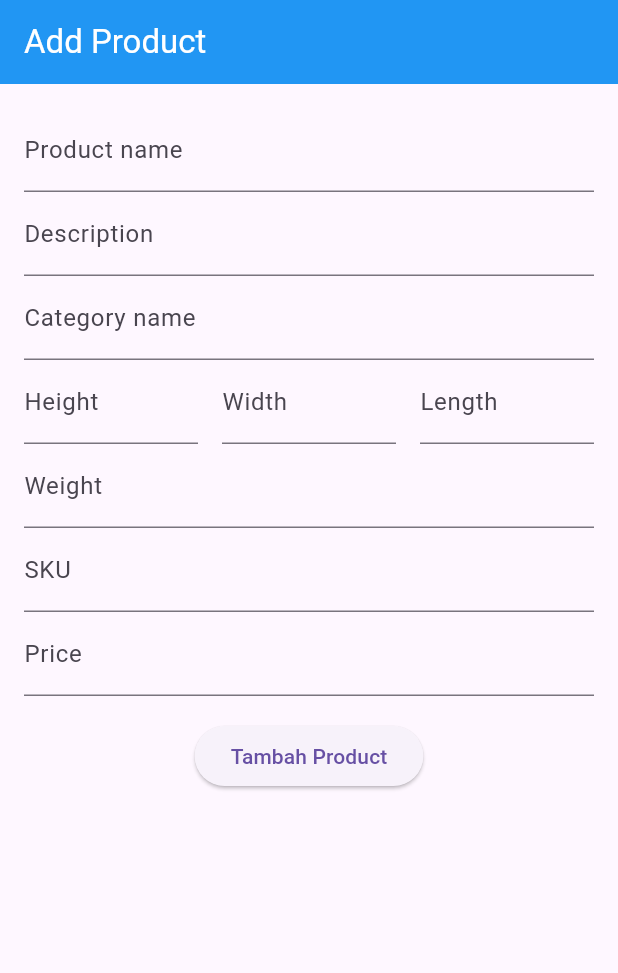
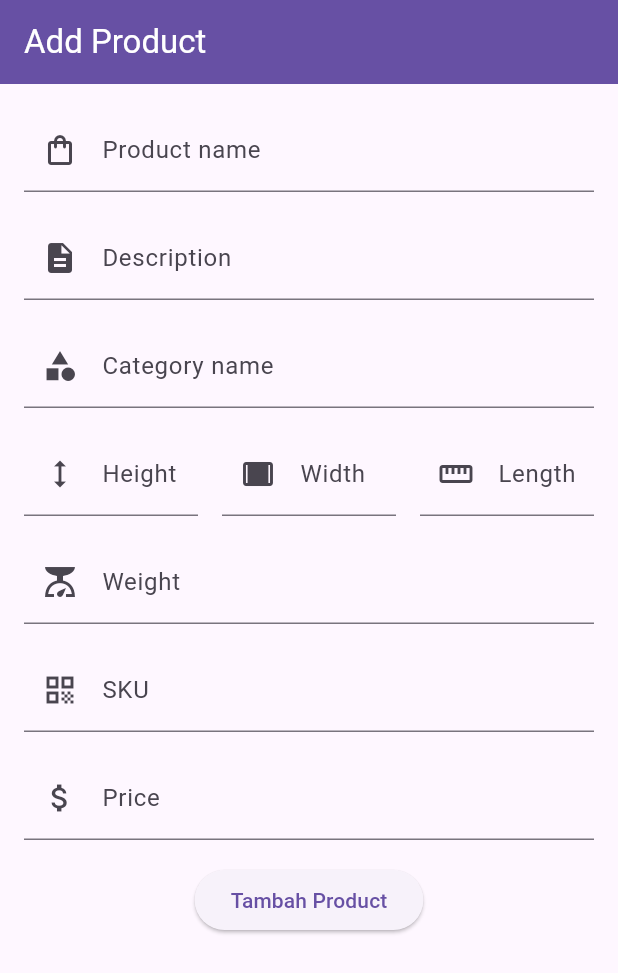
Before and after one commit to setya7/paintprotest, a Flutter app: the AddAndUpdateProduct screen opened by its route, on a phone screen of 412 x 824 dp. Shown: the top 973 px of the screen. Run offline on Flutter 3.47's test engine with Material 3 defaults, Android fonts, the phone set to English and light mode, and no system bars; our stand-ins replace dartz, dio, equatable, flutter_bloc, flutter_screenutil, get_it and 1 more; network calls fail.

Commit message:
feature(product): case close delete product, bit redesign

```diff
--- a/lib/app.dart
+++ b/lib/app.dart
@@ -8,7 +8,7 @@ class MyApp extends StatelessWidget {
   @override
   Widget build(BuildContext context) {
     return MaterialApp.router(
-      title: 'Flutter App',
+      title: 'Klontong App',
       theme: AppTheme.lightTheme,
       darkTheme: AppTheme.darkTheme,
       themeMode: ThemeMode.system,
--- a/lib/features/products/domain/repositories/products_repository.dart
+++ b/lib/features/products/domain/repositories/products_repository.dart
@@ -6,6 +6,6 @@ import '../../data/models/products_model.dart';
 abstract class ProductsRepository {
   Future<Either<Failure, List<ProductsModel>>> getProducts();
   Future<Either<Failure, dynamic>> addProduct(ProductsModel param);
-  Future<Either<Failure, dynamic>> deleteProducts();
+  Future<Either<Failure, dynamic>> deleteProducts(dynamic param);
   Future<Either<Failure, dynamic>> updateProduct(ProductsModel param);
 }
--- /dev/null
+++ b/lib/features/products/domain/usecases/delete_product_use_case.dart
@@ -0,0 +1,19 @@
+import 'package:dartz/dartz.dart';
+
+import '../../../../core/error/failures.dart';
+import '../../../../core/utils/usecases/usecase_base.dart';
+import '../repositories/products_repository.dart';
+
+/// @Author: christyastama
+/// @Date: 7/12/2025
+
+class DeleteProductsUseCase extends UseCaseBase<dynamic, dynamic>{
+  final ProductsRepository repository;
+
+  DeleteProductsUseCase(this.repository);
+
+  @override
+  Future<Either<Failure, dynamic>> call(dynamic params) async {
+    return await repository.deleteProducts(params);
+  }
+}
--- a/lib/features/products/domain/usecases/search_product.dart
+++ /dev/null
@@ -1,2 +0,0 @@
-/// @Author: christyastama
-/// @Date: 7/12/2025
--- a/lib/features/products/presentation/bloc/products_bloc.dart
+++ b/lib/features/products/presentation/bloc/products_bloc.dart
@@ -1,22 +1,28 @@
 import 'package:flutter_bloc/flutter_bloc.dart';
 import 'package:paintprotest/core/utils/usecases/usecase_base.dart';
 import 'package:paintprotest/features/products/data/models/products_model.dart';
-import 'package:paintprotest/features/products/domain/usecases/add_product.dart';
+import 'package:paintprotest/features/products/domain/usecases/add_product_use_case.dart';
 import 'package:paintprotest/features/products/presentation/bloc/products_event.dart';
 import 'package:paintprotest/features/products/presentation/bloc/products_state.dart';
 
+import '../../domain/usecases/delete_product_use_case.dart';
 import '../../domain/usecases/get_products_use_case.dart';
-import '../../domain/usecases/update_product.dart';
+import '../../domain/usecases/update_product_use_case.dart';
 
 class ProductsBloc extends Bloc<ProductsEvent, ProductsState> {
   final GetProductsUseCase getProducts;
   final AddProductsUseCase addProductsUseCase;
   final UpdateProductsUseCase updateProductsUseCase;
+  final DeleteProductsUseCase deleteProductsUseCase;
 
   ProductsModel productsModel = ProductsModel();
   List<ProductsModel> products = [];
 
-  ProductsBloc({required this.getProducts, required this.addProductsUseCase, required this.updateProductsUseCase})
+  ProductsBloc(
+      {required this.getProducts,
+      required this.addProductsUseCase,
+      required this.updateProductsUseCase,
+      required this.deleteProductsUseCase})
       : super(ProductsInitial()) {
     on<GetProducts>((event, emit) async {
       emit(ProductsLoading());
@@ -48,5 +54,15 @@ class ProductsBloc extends Bloc<ProductsEvent, ProductsState> {
         emit(ProductsSuccessUpdate());
       });
     });
+
+    on<DeleteProduct>((event, emit) async {
+      emit(ProductsLoadingDelete());
+      final result = await deleteProductsUseCase.call(event.id!);
+      result.fold((ifLeft) {
+        emit(ProductsFailedDelete(ifLeft.message));
+      }, (ifRight) {
+        emit(ProductsSuccessDelete());
+      });
+    });
   }
 }
--- a/lib/features/products/presentation/bloc/products_event.dart
+++ b/lib/features/products/presentation/bloc/products_event.dart
@@ -10,12 +10,19 @@ sealed class ProductsEvent extends Equatable {
 }
 
 class GetProducts extends ProductsEvent {}
+
 class AddProducts extends ProductsEvent {
   final ProductsModel? body;
 
   const AddProducts(this.body);
 }
-class DeleteProduct extends ProductsEvent {}
+
+class DeleteProduct extends ProductsEvent {
+  final dynamic id;
+
+  const DeleteProduct(this.id);
+}
+
 class UpdateProduct extends ProductsEvent {
   final ProductsModel? body;
 
--- a/lib/features/products/presentation/pages/add_update_product.dart
+++ b/lib/features/products/presentation/pages/add_update_product.dart
@@ -11,7 +11,7 @@ import '../bloc/products_bloc.dart';
 import '../bloc/products_event.dart';
 
 /// @Author: christyastama
-/// @Date: 7/13/2025
+/// @Date: 7/12/2025
 
 class AddAndUpdateProduct extends StatefulWidget {
   final ProductsModel? productsModel;
@@ -41,32 +41,17 @@ class _AddAndUpdateProductState extends State<AddAndUpdateProduct> {
     super.initState();
     logger.severe(widget.productsModel?.toJson());
     if (widget.productsModel != null) {
-      etName.text = widget.productsModel?.name ?? "";
-      etDescription.text = widget.productsModel?.description ?? "";
-      if (widget.productsModel?.height != null) {
-        etHeight.text = widget.productsModel!.height.toString();
-      }
-      if (widget.productsModel?.width != null) {
-        etWidth.text = widget.productsModel!.width.toString();
-      }
-      if (widget.productsModel?.length != null) {
-        etLength.text = widget.productsModel!.length.toString();
-      }
-      if (widget.productsModel?.weight != null) {
-        etWeight.text = widget.productsModel!.weight.toString();
-      }
-      if (widget.productsModel?.price != null) {
-        etPrice.text = widget.productsModel!.price.toString();
-      }
-      if (widget.productsModel?.categoryName != null) {
-        etCategoryName.text = widget.productsModel!.categoryName!;
-      }
-      if (widget.productsModel?.sku != null) {
-        etSku.text = widget.productsModel!.sku!;
-      }
-      if (widget.productsModel?.image != null) {
-        image = widget.productsModel!.image!;
-      }
+      etName.text = widget.productsModel!.name ?? "";
+      etDescription.text = widget.productsModel!.description ?? "";
+      etCategoryName.text = widget.productsModel!.categoryName ?? "";
+      etSku.text = widget.productsModel!.sku ?? "";
+      image = widget.productsModel!.image ?? "";
+
+      etHeight.text = widget.productsModel!.height?.toString() ?? "";
+      etWidth.text = widget.productsModel!.width?.toString() ?? "";
+      etLength.text = widget.productsModel!.length?.toString() ?? "";
+      etWeight.text = widget.productsModel!.weight?.toString() ?? "";
+      etPrice.text = widget.productsModel!.price?.toString() ?? "";
     }
   }
 
@@ -84,13 +69,24 @@ class _AddAndUpdateProductState extends State<AddAndUpdateProduct> {
     super.dispose();
   }
 
+  bool _isNumeric(String str) {
+    if (str.isEmpty) {
+      return false;
+    }
+    return int.tryParse(str) != null;
+  }
+
   @override
   Widget build(BuildContext context) {
+    final ColorScheme colorScheme = Theme.of(context).colorScheme;
+
     return BlocProvider(
       create: (context) => sl<ProductsBloc>(),
       child: Scaffold(
         appBar: AppBar(
-          title: const Text('Add Product'),
+          title: Text(widget.productsModel != null ? 'Edit Product' : 'Add Product'),
+          backgroundColor: colorScheme.primary,
+          foregroundColor: colorScheme.onPrimary,
         ),
         body: Builder(builder: (context) {
           return BlocListener<ProductsBloc, ProductsState>(
@@ -98,27 +94,34 @@ class _AddAndUpdateProductState extends State<AddAndUpdateProduct> {
               print("ini adalah statenya $state");
               if (state is ProductsLoading) {
                 ScaffoldMessenger.of(innerContext).showSnackBar(
-                  const SnackBar(content: Text('Memproses...')),
+                  SnackBar(content: Text('Memproses...', style: TextStyle(color: colorScheme.onSurface)), backgroundColor: colorScheme.surface),
                 );
               }
 
               if (state is ProductsSuccessAdd) {
                 ScaffoldMessenger.of(innerContext).showSnackBar(
-                  const SnackBar(content: Text('Produk berhasil ditambahkan!')),
+                  SnackBar(content: Text('Produk berhasil ditambahkan!', style: TextStyle(color: colorScheme.onPrimary)), backgroundColor: colorScheme.primary),
                 );
                 innerContext.pop(true);
               }
 
               if (state is ProductsSuccessUpdate) {
                 ScaffoldMessenger.of(innerContext).showSnackBar(
-                  const SnackBar(content: Text('Produk berhasil diubah!')),
+                  SnackBar(content: Text('Produk berhasil diubah!', style: TextStyle(color: colorScheme.onPrimary)), backgroundColor: colorScheme.primary),
+                );
+                innerContext.pop(true);
+              }
+
+              if (state is ProductsSuccessDelete) {
+                ScaffoldMessenger.of(innerContext).showSnackBar(
+                  SnackBar(content: Text('Produk berhasil dihapus!', style: TextStyle(color: colorScheme.onError)), backgroundColor: colorScheme.error),
                 );
                 innerContext.pop(true);
               }
 
               if (state is ProductsFailed) {
                 ScaffoldMessenger.of(innerContext).showSnackBar(
-                  SnackBar(content: Text('Error: ${state.failedText}')),
+                  SnackBar(content: Text('Error: ${state.failedText}', style: TextStyle(color: colorScheme.onError)), backgroundColor: colorScheme.error),
                 );
               }
             },
@@ -132,18 +135,36 @@ class _AddAndUpdateProductState extends State<AddAndUpdateProduct> {
                       TextFormField(
                         autovalidateMode: AutovalidateMode.onUserInteraction,
                         controller: etName,
-                        decoration: const InputDecoration(label: Text("Product name")),
+                        decoration: InputDecoration(
+                          labelText: "Product name",
+                          hintText: "Enter product name",
+                          prefixIcon: const Icon(Icons.shopping_bag_outlined),
+                          suffixIcon: etName.text.isNotEmpty
+                              ? IconButton(
+                            icon: const Icon(Icons.clear),
+                            onPressed: () => etName.clear(),
+                          )
+                              : null,
+                        ),
                         validator: (value) {
                           if (value == null || value.isEmpty) {
                             return 'Nama produk tidak boleh kosong';
                           }
-                          return null; // Valid
+                          return null;
+                        },
+                        onChanged: (text) {
+                          setState(() {});
                         },
                       ),
+                      const SizedBox(height: XSpace.spaceL),
                       TextFormField(
                         autovalidateMode: AutovalidateMode.onUserInteraction,
                         controller: etDescription,
-                        decoration: const InputDecoration(label: Text("Description")),
+                        decoration: const InputDecoration(
+                          labelText: "Description",
+                          hintText: "Enter product description",
+                          prefixIcon: Icon(Icons.description),
+                        ),
                         validator: (value) {
                           if (value == null || value.isEmpty) {
                             return 'Deskripsi tidak boleh kosong';
@@ -151,10 +172,15 @@ class _AddAndUpdateProductState extends State<AddAndUpdateProduct> {
                           return null;
                         },
                       ),
+                      const SizedBox(height: XSpace.spaceL),
                       TextFormField(
                         autovalidateMode: AutovalidateMode.onUserInteraction,
                         controller: etCategoryName,
-                        decoration: const InputDecoration(label: Text("Category name")),
+                        decoration: const InputDecoration(
+                          labelText: "Category name",
+                          hintText: "Enter category name",
+                          prefixIcon: Icon(Icons.category),
+                        ),
                         validator: (value) {
                           if (value == null || value.isEmpty) {
                             return 'Nama kategori tidak boleh kosong';
@@ -162,13 +188,18 @@ class _AddAndUpdateProductState extends State<AddAndUpdateProduct> {
                           return null;
                         },
                       ),
+                      const SizedBox(height: XSpace.spaceL),
                       Row(
                         children: [
                           Expanded(
                             child: TextFormField(
                               autovalidateMode: AutovalidateMode.onUserInteraction,
                               controller: etHeight,
-                              decoration: const InputDecoration(label: Text("Height")),
+                              decoration: const InputDecoration(
+                                labelText: "Height",
+                                hintText: "cm",
+                                prefixIcon: Icon(Icons.height),
+                              ),
                               validator: (value) {
                                 if (value == null || value.isEmpty) {
                                   return 'Kosong';
@@ -181,14 +212,16 @@ class _AddAndUpdateProductState extends State<AddAndUpdateProduct> {
                               keyboardType: TextInputType.number,
                             ),
                           ),
-                          const SizedBox(
-                            width: XSpace.spaceL,
-                          ),
+                          const SizedBox(width: XSpace.spaceL),
                           Expanded(
                             child: TextFormField(
                               autovalidateMode: AutovalidateMode.onUserInteraction,
                               controller: etWidth,
-                              decoration: const InputDecoration(label: Text("Width")),
+                              decoration: const InputDecoration(
+                                labelText: "Width",
+                                hintText: "cm",
+                                prefixIcon: Icon(Icons.width_full),
+                              ),
                               validator: (value) {
                                 if (value == null || value.isEmpty) {
                                   return 'Kosong';
@@ -201,14 +234,16 @@ class _AddAndUpdateProductState extends State<AddAndUpdateProduct> {
                               keyboardType: TextInputType.number,
                             ),
                           ),
-                          const SizedBox(
-                            width: XSpace.spaceL,
-                          ),
+                          const SizedBox(width: XSpace.spaceL),
                           Expanded(
                             child: TextFormField(
                               autovalidateMode: AutovalidateMode.onUserInteraction,
                               controller: etLength,
-                              decoration: const InputDecoration(label: Text("Length")),
+                              decoration: const InputDecoration(
+                                labelText: "Length",
+                                hintText: "cm",
+                                prefixIcon: Icon(Icons.straighten),
+                              ),
                               validator: (value) {
                                 if (value == null || value.isEmpty) {
                                   return 'Kosong';
@@ -223,10 +258,15 @@ class _AddAndUpdateProductState extends State<AddAndUpdateProduct> {
                           ),
                         ],
                       ),
+                      const SizedBox(height: XSpace.spaceL),
                       TextFormField(
                         autovalidateMode: AutovalidateMode.onUserInteraction,
                         controller: etWeight,
-                        decoration: const InputDecoration(label: Text("Weight")),
+                        decoration: const InputDecoration(
+                          labelText: "Weight",
+                          hintText: "grams",
+                          prefixIcon: Icon(Icons.scale),
+                        ),
                         validator: (value) {
                           if (value == null || value.isEmpty) {
                             return 'Berat tidak boleh kosong';
@@ -238,10 +278,15 @@ class _AddAndUpdateProductState extends State<AddAndUpdateProduct> {
                         },
                         keyboardType: TextInputType.number,
                       ),
+                      const SizedBox(height: XSpace.spaceL),
                       TextFormField(
                         autovalidateMode: AutovalidateMode.onUserInteraction,
                         controller: etSku,
-                        decoration: const InputDecoration(label: Text("SKU")),
+                        decoration: const InputDecoration(
+                          labelText: "SKU",
+                          hintText: "Enter Stock Keeping Unit",
+                          prefixIcon: Icon(Icons.qr_code),
+                        ),
                         validator: (value) {
                           if (value == null || value.isEmpty) {
                             return 'SKU tidak boleh kosong';
@@ -249,10 +294,15 @@ class _AddAndUpdateProductState extends State<AddAndUpdateProduct> {
                           return null;
                         },
                       ),
+                      const SizedBox(height: XSpace.spaceL),
                       TextFormField(
                         autovalidateMode: AutovalidateMode.onUserInteraction,
                         controller: etPrice,
-                        decoration: const InputDecoration(label: Text("Price")),
+                        decoration: const InputDecoration(
+                          labelText: "Price",
+                          hintText: "Enter price in IDR",
+                          prefixIcon: Icon(Icons.attach_money),
+                        ),
                         validator: (value) {
                           if (value == null || value.isEmpty) {
                             return 'Harga tidak boleh kosong';
@@ -271,8 +321,8 @@ class _AddAndUpdateProductState extends State<AddAndUpdateProduct> {
                           ? Row(
                         mainAxisAlignment: MainAxisAlignment.spaceAround,
                         children: [
-                                /// update via API
-                                BlocBuilder<ProductsBloc, ProductsState>(
+                          Expanded(
+                            child: BlocBuilder<ProductsBloc, ProductsState>(
                               builder: (context, state) {
                                 if (state is ProductsLoadingUpdateProduct) {
                                   return const CircularProgressIndicator();
@@ -299,11 +349,33 @@ class _AddAndUpdateProductState extends State<AddAndUpdateProduct> {
                                 );
                               },
                             ),
+                          ),
+                          const SizedBox(width: XSpace.paddingL),
+                          Expanded(
+                            child: BlocBuilder<ProductsBloc, ProductsState>(
+                              builder: (context, state) {
+                                if (state is ProductsLoadingDelete) {
+                                  return const CircularProgressIndicator();
+                                }
 
-                                /// delete via API
-                                ElevatedButton(
-                                  onPressed: () {},
+                                return ElevatedButton(
+                                  onPressed: () {
+                                    if (widget.productsModel?.id != null) {
+                                      context.read<ProductsBloc>().add(DeleteProduct(widget.productsModel!.id!));
+                                    } else {
+                                      ScaffoldMessenger.of(context).showSnackBar(
+                                        SnackBar(content: Text('ID produk tidak ditemukan untuk dihapus.', style: TextStyle(color: colorScheme.onError)), backgroundColor: colorScheme.error),
+                                      );
+                                    }
+                                  },
+                                  style: ElevatedButton.styleFrom(
+                                    backgroundColor: colorScheme.error,
+                                    foregroundColor: colorScheme.onError,
+                                  ),
                                   child: const Text('Hapus Product'),
+                                );
+                              },
+                            ),
                           ),
                         ],
                       )
@@ -313,7 +385,6 @@ class _AddAndUpdateProductState extends State<AddAndUpdateProduct> {
                             return const CircularProgressIndicator();
                           }
 
-                                /// add via API
                           return ElevatedButton(
                             onPressed: () {
                               if (_formKey.currentState!.validate()) {
--- a/lib/features/products/presentation/pages/products_page.dart
+++ b/lib/features/products/presentation/pages/products_page.dart
@@ -9,6 +9,7 @@ import 'package:paintprotest/features/products/presentation/bloc/products_state.
 import '../../../../core/dependency_injection/injection_container.dart';
 import '../../../../routes/app_routes.dart';
 import '../bloc/products_bloc.dart';
+import '../widgets/product_card.dart';
 
 class ProductsPage extends StatefulWidget {
   const ProductsPage({super.key});
@@ -47,7 +48,7 @@ class _ProductsPageState extends State<ProductsPage> {
                               }
                             });
                           },
-                          child: ListTile(title: Text(products[index].name ?? "")));
+                          child: ProductCard(product: products[index]));
                     });
               }
 
@@ -64,7 +65,7 @@ class _ProductsPageState extends State<ProductsPage> {
                   : ListView.builder(
                       itemCount: products.length,
                       itemBuilder: (context, index) {
-                        return ListTile(title: Text(products[index].name ?? ""));
+                        return ProductCard(product: products[index]);
                       });
             },
           ),
```
Also changed, not shown: lib/features/products/data/datasources/products_datasource.dart (+23 -0 lines), lib/features/products/data/repositories/products_repository_impl.dart (+7 -3 lines), lib/features/products/presentation/widgets/product_card.dart (added, +101 -0 lines), lib/features/products/product_injections.dart (+6 -3 lines), lib/features/products/domain/usecases/add_product_use_case.dart (renamed from lib/features/products/domain/usecases/add_product.dart), lib/features/products/domain/usecases/search_product_use_case.dart (renamed from lib/features/products/domain/usecases/delete_product.dart), lib/features/products/domain/usecases/update_product_use_case.dart (renamed from lib/features/products/domain/usecases/update_product.dart). Lines whose indentation alone changed are shown as unchanged.
